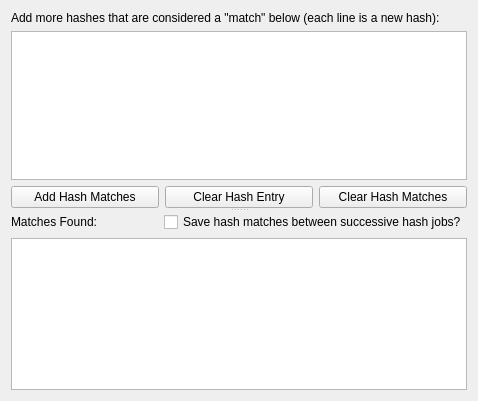
Qt form hashmatchwindow.ui (ZekeDragon/SimpleFileHash) before a commit.
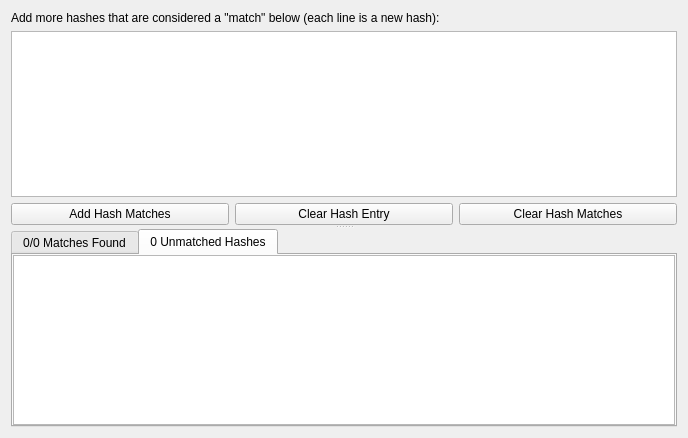
The same form after that commit. The open tabs and pages were chosen to show the change.

Commit message: More UI improvements, finished most HashMatchWindow functionality, added UnmatchedHashModel and HashMatchModel, implemented opening HashDeep files, implemented Uppercase options, fixed a bunch of bugs, and caught up translations.

Diff of the .ui file:
```diff
--- a/hashmatchwindow.ui
+++ b/hashmatchwindow.ui
@@ -6,8 +6,8 @@
    <rect>
     <x>0</x>
     <y>0</y>
-    <width>478</width>
-    <height>401</height>
+    <width>688</width>
+    <height>438</height>
    </rect>
   </property>
   <property name="windowTitle">
@@ -32,7 +32,11 @@
         </widget>
        </item>
        <item>
-        <widget class="QPlainTextEdit" name="plainTextEdit"/>
+        <widget class="QPlainTextEdit" name="hashInputEdit">
+         <property name="toolTip">
+          <string>&lt;html&gt;&lt;head/&gt;&lt;body&gt;&lt;p&gt;Enter hashes (in hexadecimal) you want to match to in this box. Each line represents a new hash.&lt;/p&gt;&lt;p&gt;This box can accept hashes in uppercase or lowercase, it will automatically convert as appropriate.&lt;/p&gt;&lt;p&gt;You may optionally include a filename after the hash by inputting a space followed by the filename, and optionally after a filename may include a hash algorithm name.&lt;/p&gt;&lt;/body&gt;&lt;/html&gt;</string>
+         </property>
+        </widget>
        </item>
        <item>
         <layout class="QHBoxLayout" name="horizontalLayout">
@@ -73,40 +77,110 @@
      <widget class="QWidget" name="verticalLayoutWidget">
       <layout class="QVBoxLayout" name="bottomLayout">
        <item>
-        <layout class="QHBoxLayout" name="centralWidgetsLayout">
-         <item>
-          <widget class="QLabel" name="matchTableLabel">
-           <property name="sizePolicy">
-            <sizepolicy hsizetype="Expanding" vsizetype="Preferred">
-             <horstretch>0</horstretch>
-             <verstretch>0</verstretch>
-            </sizepolicy>
+        <widget class="QTabWidget" name="matchTabs">
+         <property name="currentIndex">
+          <number>0</number>
+         </property>
+         <widget class="QWidget" name="matchedTab">
+          <attribute name="title">
+           <string>0/0 Matches Found</string>
+          </attribute>
+          <layout class="QVBoxLayout" name="verticalLayout">
+           <property name="spacing">
+            <number>0</number>
            </property>
-           <property name="text">
-            <string>Matches Found:</string>
+           <property name="leftMargin">
+            <number>0</number>
            </property>
-          </widget>
-         </item>
-         <item>
-          <widget class="QCheckBox" name="saveSuccessiveCheck">
-           <property name="text">
-            <string>Save hash matches between successive hash jobs?</string>
+           <property name="topMargin">
+            <number>0</number>
            </property>
-          </widget>
-         </item>
-        </layout>
-       </item>
-       <item>
-        <widget class="QTableView" name="tableView">
-         <property name="focusPolicy">
-          <enum>Qt::WheelFocus</enum>
-         </property>
-         <property name="editTriggers">
-          <set>QAbstractItemView::NoEditTriggers</set>
-         </property>
-         <property name="tabKeyNavigation">
-          <bool>false</bool>
-         </property>
+           <property name="rightMargin">
+            <number>0</number>
+           </property>
+           <property name="bottomMargin">
+            <number>0</number>
+           </property>
+           <item>
+            <widget class="QTableView" name="hashMatchView">
+             <property name="focusPolicy">
+              <enum>Qt::WheelFocus</enum>
+             </property>
+             <property name="editTriggers">
+              <set>QAbstractItemView::NoEditTriggers</set>
+             </property>
+             <property name="tabKeyNavigation">
+              <bool>false</bool>
+             </property>
+             <property name="iconSize">
+              <size>
+               <width>16</width>
+               <height>16</height>
+              </size>
+             </property>
+             <attribute name="horizontalHeaderDefaultSectionSize">
+              <number>200</number>
+             </attribute>
+             <attribute name="horizontalHeaderStretchLastSection">
+              <bool>true</bool>
+             </attribute>
+             <attribute name="verticalHeaderVisible">
+              <bool>false</bool>
+             </attribute>
+            </widget>
+           </item>
+          </layout>
+         </widget>
+         <widget class="QWidget" name="unmatchedTab">
+          <attribute name="title">
+           <string>0 Unmatched Hashes</string>
+          </attribute>
+          <layout class="QVBoxLayout" name="verticalLayout_2">
+           <property name="spacing">
+            <number>0</number>
+           </property>
+           <property name="leftMargin">
+            <number>0</number>
+           </property>
+           <property name="topMargin">
+            <number>0</number>
+           </property>
+           <property name="rightMargin">
+            <number>0</number>
+           </property>
+           <property name="bottomMargin">
+            <number>0</number>
+           </property>
+           <item>
+            <widget class="QTableView" name="unmatchedHashView">
+             <property name="focusPolicy">
+              <enum>Qt::WheelFocus</enum>
+             </property>
+             <property name="editTriggers">
+              <set>QAbstractItemView::NoEditTriggers</set>
+             </property>
+             <property name="tabKeyNavigation">
+              <bool>false</bool>
+             </property>
+             <property name="iconSize">
+              <size>
+               <width>16</width>
+               <height>16</height>
+              </size>
+             </property>
+             <attribute name="horizontalHeaderDefaultSectionSize">
+              <number>200</number>
+             </attribute>
+             <attribute name="horizontalHeaderStretchLastSection">
+              <bool>true</bool>
+             </attribute>
+             <attribute name="verticalHeaderVisible">
+              <bool>false</bool>
+             </attribute>
+            </widget>
+           </item>
+          </layout>
+         </widget>
         </widget>
        </item>
       </layout>
```
Left out of the diff: 68 changed lines with no effect on the pictures. The commit also changes 38 other files.
